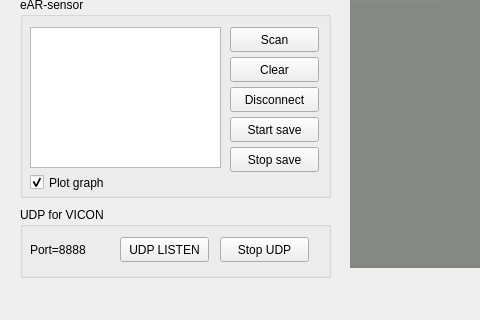
This is rscollectdata.ui in skaegy/Realsense-Collection as Qt 5 draws it before an edit; both pictures show x 0 to 480 and y 393 to 713 of the 1203 by 713 pixel window. The edited form follows.
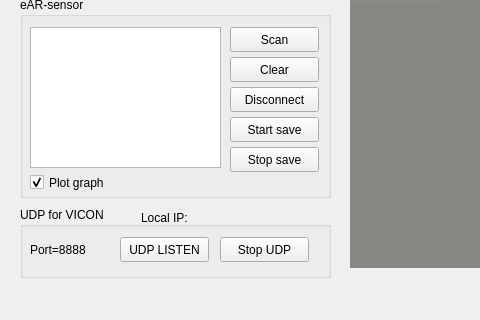
This is the edited form. Custom widgets are drawn as their Qt base class.

Patch:
```diff
--- a/rscollectdata.ui
+++ b/rscollectdata.ui
@@ -599,6 +599,32 @@
      <string>Port=8888</string>
     </property>
    </widget>
+   <widget class="QLabel" name="label_IPname">
+    <property name="geometry">
+     <rect>
+      <x>121</x>
+      <y>2</y>
+      <width>61</width>
+      <height>17</height>
+     </rect>
+    </property>
+    <property name="text">
+     <string>Local IP:</string>
+    </property>
+   </widget>
+   <widget class="QLabel" name="label_IP">
+    <property name="geometry">
+     <rect>
+      <x>186</x>
+      <y>-1</y>
+      <width>121</width>
+      <height>20</height>
+     </rect>
+    </property>
+    <property name="text">
+     <string/>
+    </property>
+   </widget>
   </widget>
   <widget class="QLabel" name="label_9">
    <property name="geometry">
```
